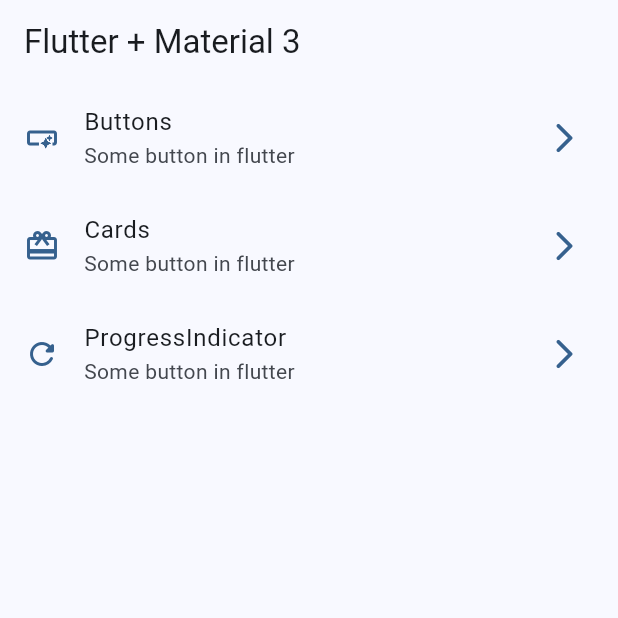
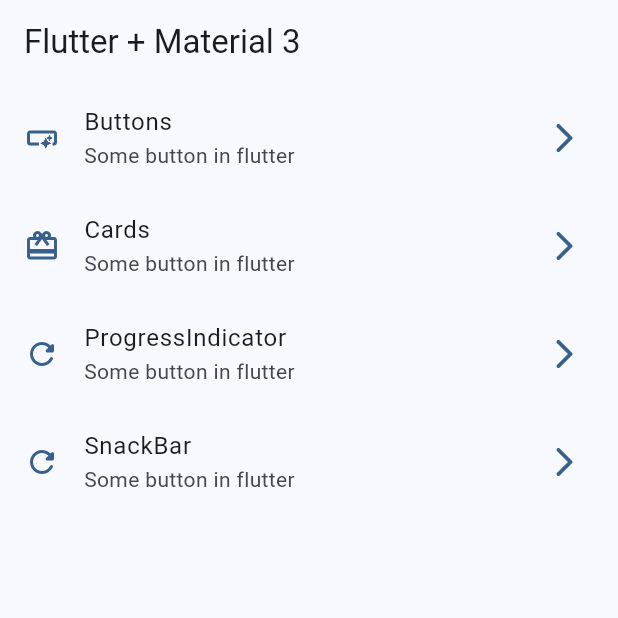
Before and after one commit to LeudysOD/WidgetApp, a Flutter app: the screen it shows after launch, on a phone screen of 412 x 824 dp, the top half of it. Run offline on Flutter 3.47's test engine with Material 2 defaults, Android fonts, the phone set to English and light mode, and no system bars; our stand-ins replace go_router.

Commit message:
Some changes

```diff
--- a/lib/config/router/app_router.dart
+++ b/lib/config/router/app_router.dart
@@ -21,7 +21,10 @@ final appRouter = GoRouter(
       path: '/progress',
       builder: (context, state) => const ProgressScreen(),
     ),
-
+     GoRoute(
+      path: '/snackbar',
+      builder: (context, state) => const ProgressScreen(),
+    ),
 
   ],
 );
--- a/lib/menu/menu_item.dart
+++ b/lib/menu/menu_item.dart
@@ -28,4 +28,10 @@ ItemsMenu(title:'Buttons',
    link:'/progress',
    icon:Icons.refresh_rounded),
 
+   ItemsMenu(title:'SnackBar',
+   subTitle:'Some button in flutter',
+   link:'/snackbar',
+   icon:Icons.refresh_rounded),
+
+
 ];
--- a/lib/presentation/screens/progress/progress_screen.dart
+++ b/lib/presentation/screens/progress/progress_screen.dart
@@ -64,7 +64,7 @@ class _ControlledProgressIndicator extends StatelessWidget {
             CircularProgressIndicator(value: progressValue,strokeWidth: 2,backgroundColor:colors.inversePrimary ,),
             SizedBox(width: 30),
             Expanded(
-              child: LinearProgressIndicator(value: progressValue,),
+              child: LinearProgressIndicator(value: progressValue ,),
             )
           ],
         ),
--- a/lib/presentation/screens/snackbar/snackbar_screen.dart
+++ b/lib/presentation/screens/snackbar/snackbar_screen.dart
@@ -1,4 +1,5 @@
 import 'package:flutter/cupertino.dart';
+import 'package:flutter/material.dart';
 import 'package:flutter/src/widgets/container.dart';
 import 'package:flutter/src/widgets/framework.dart';
 
@@ -8,6 +9,10 @@ class SnackbarScreen extends StatelessWidget {
 
   @override
   Widget build(BuildContext context) {
-    return const Placeholder();
+    return  Scaffold(
+      appBar: AppBar(
+        title: Text("Snackbar and dialogs"),
+      ),
+    );
   }
 }
```
